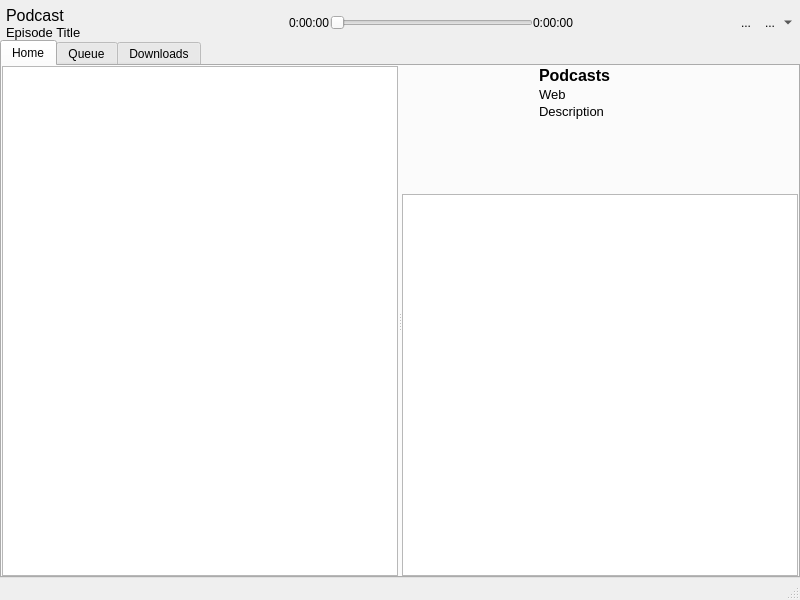
Old version of the form mpp/ui/gui.ui in the repository son-link/minimal-podcasts-player.
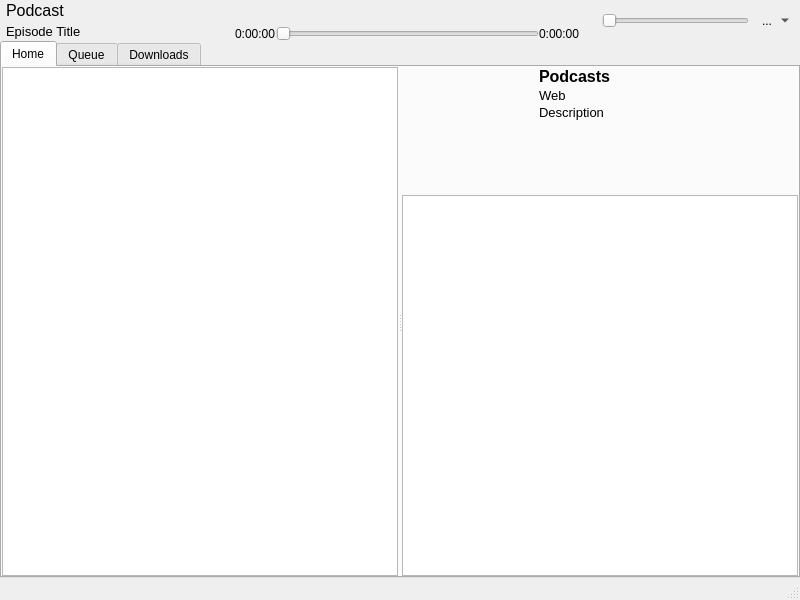
New version of the form. Icons and pictures are not drawn.

Commit message: GUI: New player layout

```diff
--- a/mpp/ui/gui.ui
+++ b/mpp/ui/gui.ui
@@ -43,26 +43,44 @@
     <item row="0" column="0">
      <layout class="QVBoxLayout" name="verticalLayout">
       <item>
-       <layout class="QHBoxLayout" name="playerLayout" stretch="1,0,0,0,1,0,0,0,0,0,0,0">
+       <layout class="QHBoxLayout" name="horizontalLayout" stretch="0,1,0">
         <property name="spacing">
          <number>0</number>
         </property>
-        <property name="leftMargin">
-         <number>6</number>
+        <property name="sizeConstraint">
+         <enum>QLayout::SetFixedSize</enum>
         </property>
         <property name="topMargin">
-         <number>6</number>
-        </property>
-        <property name="rightMargin">
-         <number>6</number>
+         <number>0</number>
         </property>
         <item>
          <layout class="QVBoxLayout" name="verticalLayout_3">
           <property name="spacing">
            <number>0</number>
           </property>
+          <property name="sizeConstraint">
+           <enum>QLayout::SetMinimumSize</enum>
+          </property>
+          <property name="leftMargin">
+           <number>6</number>
+          </property>
+          <property name="rightMargin">
+           <number>9</number>
+          </property>
           <item>
            <widget class="QLabel" name="curPCLabel">
+            <property name="minimumSize">
+             <size>
+              <width>220</width>
+              <height>0</height>
+             </size>
+            </property>
+            <property name="maximumSize">
+             <size>
+              <width>220</width>
+              <height>16777215</height>
+             </size>
+            </property>
             <property name="font">
              <font>
               <pointsize>12</pointsize>
@@ -75,6 +93,18 @@
           </item>
           <item>
            <widget class="QLabel" name="curTrackName">
+            <property name="minimumSize">
+             <size>
+              <width>220</width>
+              <height>0</height>
+             </size>
+            </property>
+            <property name="maximumSize">
+             <size>
+              <width>220</width>
+              <height>16777215</height>
+             </size>
+            </property>
             <property name="font">
              <font>
               <pointsize>10</pointsize>
@@ -84,11 +114,40 @@
              <string>Episode Title</string>
             </property>
             <property name="wordWrap">
-             <bool>true</bool>
+             <bool>false</bool>
             </property>
            </widget>
           </item>
          </layout>
+        </item>
+        <item>
+         <layout class="QVBoxLayout" name="verticalLayout_8">
+          <property name="spacing">
+           <number>0</number>
+          </property>
+          <property name="leftMargin">
+           <number>0</number>
+          </property>
+          <property name="topMargin">
+           <number>0</number>
+          </property>
+          <item>
+           <layout class="QHBoxLayout" name="horizontalLayout_3">
+            <property name="spacing">
+             <number>0</number>
+            </property>
+            <item>
+             <spacer name="horizontalSpacer">
+              <property name="orientation">
+               <enum>Qt::Horizontal</enum>
+              </property>
+              <property name="sizeHint" stdset="0">
+               <size>
+                <width>40</width>
+                <height>20</height>
+               </size>
+              </property>
+             </spacer>
         </item>
         <item>
          <widget class="QPushButton" name="queuePrevBtn">
@@ -122,6 +181,111 @@
           </property>
          </widget>
         </item>
+            <item>
+             <widget class="QPushButton" name="playBtn">
+              <property name="enabled">
+               <bool>false</bool>
+              </property>
+              <property name="font">
+               <font>
+                <pointsize>11</pointsize>
+               </font>
+              </property>
+              <property name="styleSheet">
+               <string notr="true"/>
+              </property>
+              <property name="text">
+               <string/>
+              </property>
+              <property name="icon">
+               <iconset theme="media-playback-start">
+                <normaloff>.</normaloff>.</iconset>
+              </property>
+              <property name="iconSize">
+               <size>
+                <width>16</width>
+                <height>16</height>
+               </size>
+              </property>
+              <property name="flat">
+               <bool>true</bool>
+              </property>
+             </widget>
+            </item>
+            <item>
+             <widget class="QPushButton" name="stopBtn">
+              <property name="enabled">
+               <bool>false</bool>
+              </property>
+              <property name="text">
+               <string/>
+              </property>
+              <property name="icon">
+               <iconset theme="media-playback-stop">
+                <normaloff>.</normaloff>.</iconset>
+              </property>
+              <property name="flat">
+               <bool>true</bool>
+              </property>
+             </widget>
+            </item>
+            <item>
+             <widget class="QPushButton" name="for10Btn">
+              <property name="enabled">
+               <bool>false</bool>
+              </property>
+              <property name="text">
+               <string/>
+              </property>
+              <property name="icon">
+               <iconset theme="media-seek-forward">
+                <normaloff>.</normaloff>.</iconset>
+              </property>
+              <property name="flat">
+               <bool>true</bool>
+              </property>
+             </widget>
+            </item>
+            <item>
+             <widget class="QPushButton" name="queueNextBtn">
+              <property name="enabled">
+               <bool>false</bool>
+              </property>
+              <property name="whatsThis">
+               <string/>
+              </property>
+              <property name="text">
+               <string/>
+              </property>
+              <property name="icon">
+               <iconset theme="media-skip-forward">
+                <normaloff>.</normaloff>.</iconset>
+              </property>
+              <property name="flat">
+               <bool>true</bool>
+              </property>
+             </widget>
+            </item>
+            <item>
+             <spacer name="horizontalSpacer_2">
+              <property name="orientation">
+               <enum>Qt::Horizontal</enum>
+              </property>
+              <property name="sizeHint" stdset="0">
+               <size>
+                <width>40</width>
+                <height>20</height>
+               </size>
+              </property>
+             </spacer>
+            </item>
+           </layout>
+          </item>
+          <item>
+           <layout class="QHBoxLayout" name="horizontalLayout_4">
+            <property name="topMargin">
+             <number>0</number>
+            </property>
         <item>
          <widget class="QLabel" name="timeLabel">
           <property name="text">
@@ -155,95 +319,48 @@
           </property>
          </widget>
         </item>
+           </layout>
+          </item>
+         </layout>
+        </item>
         <item>
-         <widget class="QPushButton" name="playBtn">
-          <property name="enabled">
-           <bool>false</bool>
+         <widget class="QWidget" name="widget_6" native="true">
+          <property name="minimumSize">
+           <size>
+            <width>220</width>
+            <height>0</height>
+           </size>
           </property>
-          <property name="styleSheet">
+          <property name="baseSize">
+           <size>
+            <width>0</width>
+            <height>0</height>
+           </size>
+          </property>
+          <layout class="QHBoxLayout" name="horizontalLayout_6">
+           <item>
+            <widget class="QLabel" name="iconVol">
+             <property name="toolTip">
            <string notr="true"/>
-          </property>
-          <property name="text">
-           <string/>
-          </property>
-          <property name="icon">
-           <iconset theme="media-playback-start"/>
-          </property>
-          <property name="flat">
-           <bool>true</bool>
-          </property>
-         </widget>
-        </item>
-        <item>
-         <widget class="QPushButton" name="stopBtn">
-          <property name="enabled">
-           <bool>false</bool>
-          </property>
-          <property name="text">
-           <string/>
-          </property>
-          <property name="icon">
-           <iconset theme="media-playback-stop"/>
-          </property>
-          <property name="flat">
-           <bool>true</bool>
-          </property>
-         </widget>
-        </item>
-        <item>
-         <widget class="QPushButton" name="for10Btn">
-          <property name="enabled">
-           <bool>false</bool>
-          </property>
-          <property name="text">
-           <string/>
-          </property>
-          <property name="icon">
-           <iconset theme="media-seek-forward"/>
-          </property>
-          <property name="flat">
-           <bool>true</bool>
-          </property>
-         </widget>
-        </item>
-        <item>
-         <widget class="QPushButton" name="queueNextBtn">
-          <property name="enabled">
-           <bool>false</bool>
           </property>
           <property name="whatsThis">
            <string/>
           </property>
           <property name="text">
-           <string/>
-          </property>
-          <property name="icon">
-           <iconset theme="media-skip-forward"/>
-          </property>
-          <property name="flat">
-           <bool>true</bool>
+              <string notr="true"/>
           </property>
          </widget>
         </item>
         <item>
-         <widget class="QToolButton" name="volumeBtn">
-          <property name="styleSheet">
-           <string notr="true"> #volumeBtn::menu-indicator{width:0px;}</string>
-          </property>
-          <property name="text">
-           <string>...</string>
-          </property>
-          <property name="icon">
-           <iconset theme="audio-volume-high"/>
-          </property>
-          <property name="popupMode">
-           <enum>QToolButton::InstantPopup</enum>
-          </property>
-          <property name="autoRaise">
-           <bool>true</bool>
-          </property>
-          <property name="arrowType">
-           <enum>Qt::NoArrow</enum>
+            <widget class="QSlider" name="volumeSlider">
+             <property name="minimumSize">
+              <size>
+               <width>0</width>
+               <height>0</height>
+              </size>
+             </property>
+             <property name="orientation">
+              <enum>Qt::Horizontal</enum>
           </property>
          </widget>
         </item>
@@ -264,6 +381,9 @@
           <property name="arrowType">
            <enum>Qt::NoArrow</enum>
           </property>
+            </widget>
+           </item>
+          </layout>
          </widget>
         </item>
        </layout>
```
Left out of the diff: 11 changed lines with no effect on the pictures. Lines whose indentation alone changed are shown as unchanged. The commit also changes 3 other files.
